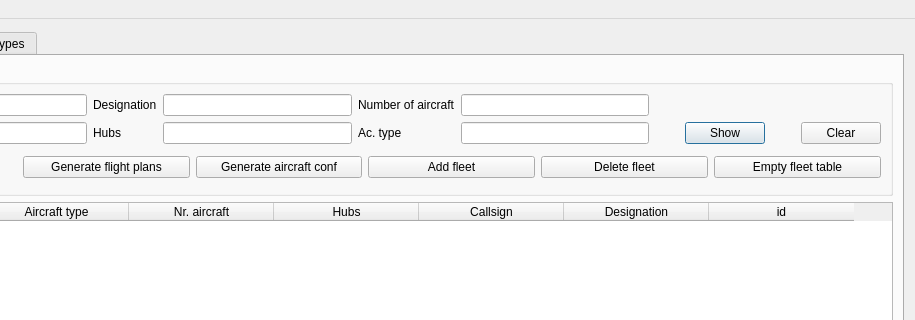
This is ScheduleUi/MainWindow.ui in kantooon/ScheduleViewer as Qt 5 draws it before an edit; both pictures show x 184 to 1099 and y 0 to 320 of the 1099 by 794 pixel window. The edited form follows.
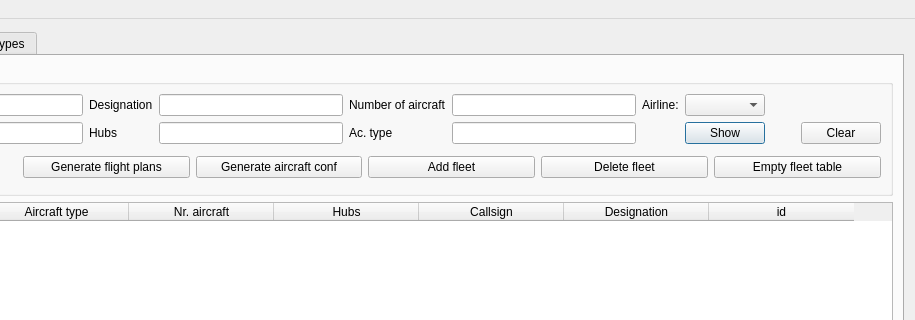
This is the edited form. The open tabs and pages were chosen to show the change. Icons and pictures are not drawn.

Commit message: Added combo box for airlines in the Fleet tab

The edit to the form file:
```diff
--- a/ScheduleUi/MainWindow.ui
+++ b/ScheduleUi/MainWindow.ui
@@ -530,6 +530,16 @@
                <item row="0" column="3">
                 <widget class="QLineEdit" name="designationEdit_fleet"/>
                </item>
+               <item row="0" column="6">
+                <widget class="QLabel" name="label_17">
+                 <property name="text">
+                  <string>Airline:</string>
+                 </property>
+                </widget>
+               </item>
+               <item row="0" column="7">
+                <widget class="QComboBox" name="airlineComboBox"/>
+               </item>
               </layout>
              </item>
              <item>
```
The commit also changes 3 other files.
